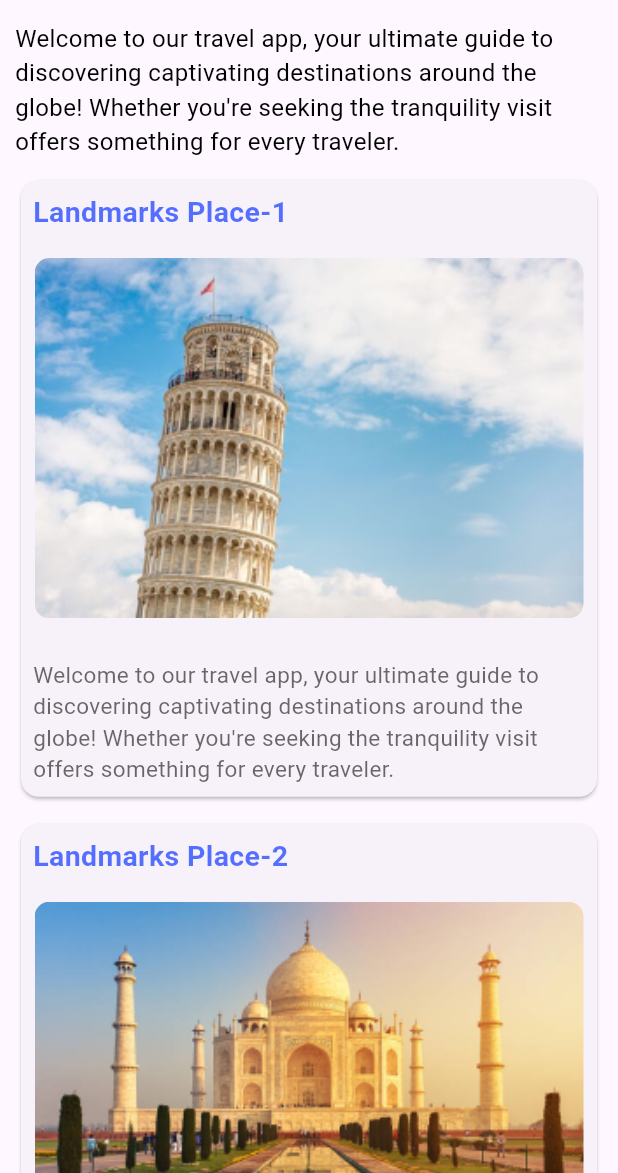
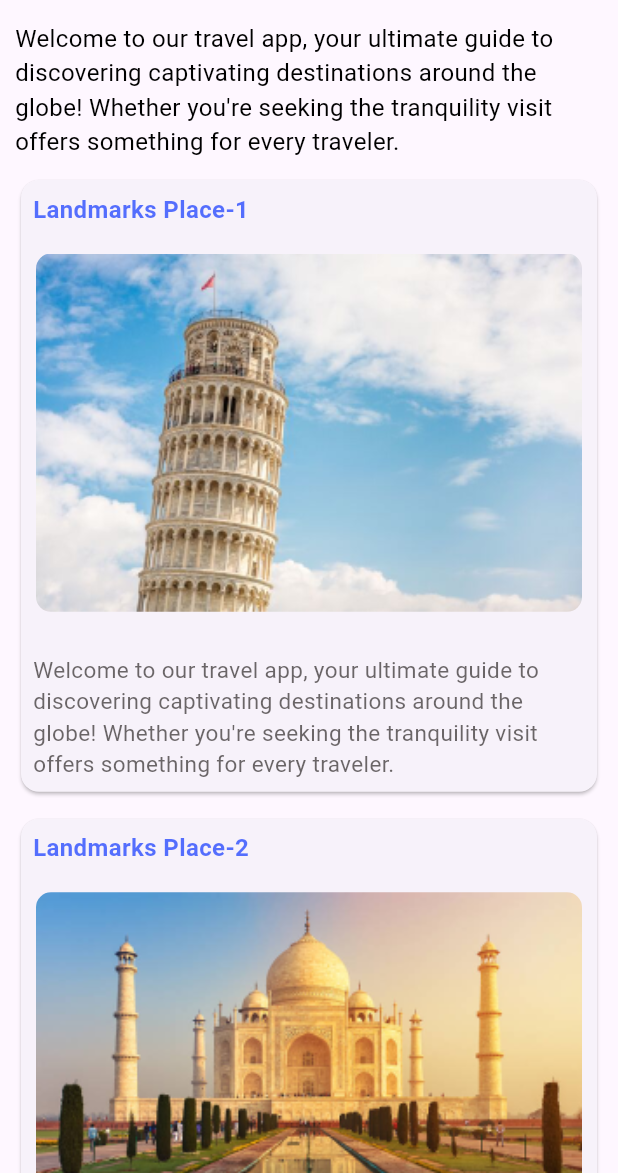
Before and after one commit to ChamodMullegama/Awesome-Places, a Flutter app: the LandmarksPage screen opened directly, on a phone screen of 412 x 824 dp, the part 63-1236 px from its top. Run offline on Flutter 3.47's test engine with Material 3 defaults, Android fonts, the phone set to English and light mode, and no system bars.

Commit message:
Update Landmarks_cart.dart

```diff
--- a/lib/widgets/reuserble/Landmarks/Landmarks_cart.dart
+++ b/lib/widgets/reuserble/Landmarks/Landmarks_cart.dart
@@ -18,14 +18,14 @@ class LandmarksCart extends StatelessWidget {
             child: Text(
               tittel,
               style: TextStyle(
-                fontSize: 19,
+                fontSize: 16,
                 fontWeight: FontWeight.bold,
                 color: subLandmarks,
               ),
             ),
           ),
           Padding(
-            padding: const EdgeInsets.all(9.0),
+            padding: const EdgeInsets.all(10.0),
             child: ClipRRect(
               borderRadius: BorderRadius.circular(10),
               child: Image.asset(
```
